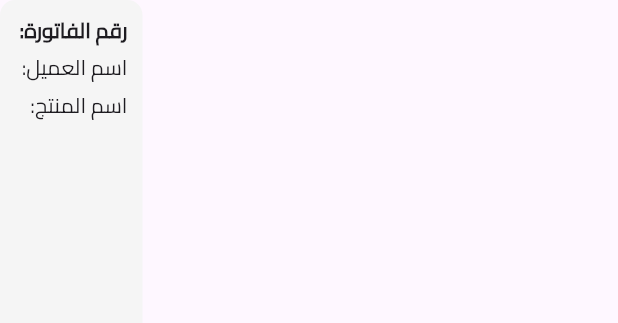
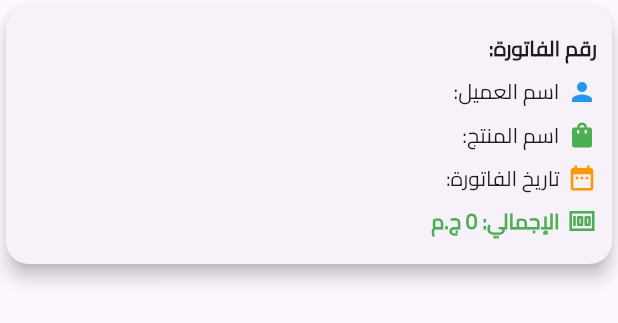
Before and after one commit to AhmedRasmy1/elmohandes, a Flutter app: the InvoiceCard widget shown alone on an empty page, opened directly with empty values, on a phone screen of 412 x 824 dp. Shown: the top 323 px of the screen. Run offline on Flutter 3.47's test engine with Material 3 defaults, Android fonts, the phone set to English and light mode, and no system bars; our stand-ins replace awesome_dialog, bloc, cached_network_image, dio, flutter_bloc, flutter_svg and 9 more; accounts and stored records are empty; generated files the repository leaves out were written again; network calls fail.

```diff
--- a/lib/core/api/api_constants.dart
+++ b/lib/core/api/api_constants.dart
@@ -5,5 +5,6 @@ class ApiConstants {
   static const String addProduct = "api/Products";
   static const String updateProduct = "api/Products";
   static const String addBill = "api/Bills";
-  static const String allBills = "/api/Bills/";
+  static const String allBills = "api/Bills/";
+  static const String deleteBill = "api/Bills/";
 }
--- a/lib/features/home/presentation/views/display_all_bills_view.dart
+++ b/lib/features/home/presentation/views/display_all_bills_view.dart
@@ -1,4 +1,5 @@
 import 'package:elmohandes/features/home/presentation/viewmodels/display_bills/bills_cubit.dart';
+import 'package:elmohandes/features/home/presentation/views/bill_history_details_view.dart';
 import 'package:flutter/material.dart';
 import 'package:flutter_bloc/flutter_bloc.dart';
 import '../../../../core/di/di.dart';
@@ -53,7 +54,7 @@ class _InvoicesPageState extends State<InvoicesPage> {
                   ),
                 ),
                 textInputAction: TextInputAction.search,
-                onSubmitted: (value) {
+                onChanged: (value) {
                   setState(() {
                     searchQuery = value.isNotEmpty ? value : null;
                   });
@@ -67,7 +68,6 @@ class _InvoicesPageState extends State<InvoicesPage> {
                       return const Center(child: CircularProgressIndicator());
                     } else if (state is BillsSuccess) {
                       final invoices = state.bills;
-
                       final filteredInvoices = searchQuery == null
                           ? invoices
                           : invoices
@@ -97,10 +97,34 @@ class _InvoicesPageState extends State<InvoicesPage> {
                             itemCount: filteredInvoices.length,
                             itemBuilder: (context, index) {
                               final bill = filteredInvoices[index];
-                              return InvoiceCard(
+                              return GestureDetector(
+                                onTap: () {
+                                  Navigator.push(
+                                    context,
+                                    MaterialPageRoute(
+                                      builder: (context) => InvoiceDetailsPage(
                                         invoiceId: bill.id.toString(),
                                         customerName: bill.customerName!,
                                         productName: bill.productName!,
+                                        customerPhone: bill.customerPhone!,
+                                        payType: bill.payType!,
+                                        price: bill.price!,
+                                        discount: bill.discount!,
+                                        amount: bill.amount!,
+                                        totalPrice: bill.totalPrice!,
+                                        createdByName: bill.createdByName!,
+                                        createdOn: bill.createdAt!,
+                                      ),
+                                    ),
+                                  );
+                                },
+                                child: InvoiceCard(
+                                  invoiceId: bill.id.toString(),
+                                  customerName: bill.customerName!,
+                                  productName: bill.productName!,
+                                  totalPrice: bill.totalPrice!,
+                                  date: bill.createdAt!,
+                                ),
                               );
                             },
                           );
@@ -113,10 +137,15 @@ class _InvoicesPageState extends State<InvoicesPage> {
                 ),
               ),
               const SizedBox(height: 20),
-              ElevatedButton(
+              LayoutBuilder(
+                builder: (context, constraints) {
+                  return ElevatedButton(
                     style: ElevatedButton.styleFrom(
                       backgroundColor: Colors.red,
-                  padding: const EdgeInsets.symmetric(vertical: 15),
+                      padding: EdgeInsets.symmetric(
+                        vertical: 15,
+                        horizontal: constraints.maxWidth * 0.3,
+                      ),
                       shape: RoundedRectangleBorder(
                         borderRadius: BorderRadius.circular(10),
                       ),
@@ -132,6 +161,8 @@ class _InvoicesPageState extends State<InvoicesPage> {
                         fontWeight: FontWeight.bold,
                       ),
                     ),
+                  );
+                },
               ),
             ],
           ),
@@ -146,33 +177,105 @@ class InvoiceCard extends StatelessWidget {
   final String invoiceId;
   final String customerName;
   final String productName;
+  final String date;
+  final num totalPrice;
 
   const InvoiceCard({
     super.key,
     required this.invoiceId,
     required this.customerName,
     required this.productName,
+    required this.date,
+    required this.totalPrice,
   });
 
   @override
   Widget build(BuildContext context) {
-    return Container(
-      padding: const EdgeInsets.all(10),
-      decoration: BoxDecoration(
-        color: const Color(0xfff5f5f5),
-        borderRadius: BorderRadius.circular(10),
+    return LayoutBuilder(
+      builder: (context, constraints) {
+        double fontSize = constraints.maxWidth > 600 ? 18 : 14;
+        double iconSize = constraints.maxWidth > 600 ? 24 : 20;
+        double padding = constraints.maxWidth > 600 ? 15 : 10;
+
+        return SizedBox(
+          height: 180, // زودت الطول هنا
+          child: Card(
+            elevation: 5,
+            shape: RoundedRectangleBorder(
+              borderRadius: BorderRadius.circular(15),
             ),
+            child: Padding(
+              padding: EdgeInsets.all(padding),
               child: Column(
                 crossAxisAlignment: CrossAxisAlignment.start,
+                mainAxisAlignment:
+                    MainAxisAlignment.spaceEvenly, // توزيع متساوي للعناصر
                 children: [
-          Text('رقم الفاتورة: $invoiceId',
-              style: const TextStyle(fontWeight: FontWeight.bold)),
-          const SizedBox(height: 5),
-          Text('اسم العميل: $customerName'),
-          const SizedBox(height: 5),
-          Text('اسم المنتج: $productName'),
+                  Text(
+                    'رقم الفاتورة: $invoiceId',
+                    style: TextStyle(
+                      fontWeight: FontWeight.bold,
+                      fontSize: fontSize,
+                    ),
+                  ),
+                  Row(
+                    children: [
+                      Icon(Icons.person, color: Colors.blue, size: iconSize),
+                      const SizedBox(width: 5),
+                      Expanded(
+                        child: Text(
+                          'اسم العميل: $customerName',
+                          style: TextStyle(fontSize: fontSize),
+                          overflow: TextOverflow.ellipsis,
+                        ),
+                      ),
                     ],
                   ),
+                  Row(
+                    children: [
+                      Icon(Icons.shopping_bag,
+                          color: Colors.green, size: iconSize),
+                      const SizedBox(width: 5),
+                      Expanded(
+                        child: Text(
+                          'اسم المنتج: $productName',
+                          style: TextStyle(fontSize: fontSize),
+                          overflow: TextOverflow.ellipsis,
+                        ),
+                      ),
+                    ],
+                  ),
+                  Row(
+                    children: [
+                      Icon(Icons.date_range,
+                          color: Colors.orange, size: iconSize),
+                      const SizedBox(width: 5),
+                      Text(
+                        'تاريخ الفاتورة: $date',
+                        style: TextStyle(fontSize: fontSize),
+                      ),
+                    ],
+                  ),
+                  Row(
+                    children: [
+                      Icon(Icons.money, color: Colors.green, size: iconSize),
+                      const SizedBox(width: 5),
+                      Text(
+                        'الإجمالي: $totalPrice ج.م',
+                        style: TextStyle(
+                          fontSize: fontSize,
+                          color: Colors.green,
+                          fontWeight: FontWeight.bold,
+                        ),
+                      ),
+                    ],
+                  ),
+                ],
+              ),
+            ),
+          ),
+        );
+      },
     );
   }
 }
```
Also changed, not shown: lib/features/home/presentation/views/bill_history_details_view.dart (added, +176 -0 lines), lib/core/api/api_manager/api_manager.g.dart, 4 other files. Lines whose indentation alone changed are shown as unchanged.
